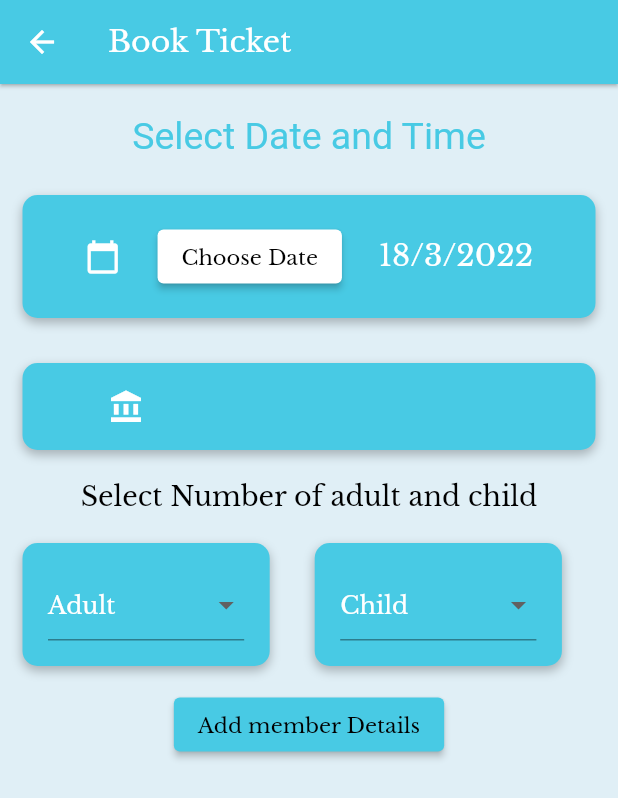
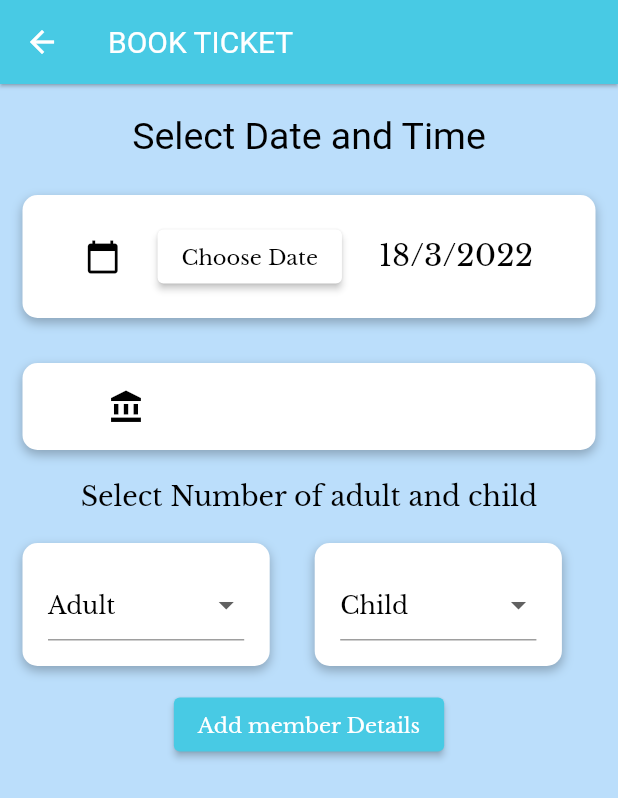
Before and after one commit to Aditi-Singh16/sih, a Flutter app: the BookTickets screen opened directly with empty values, after a tap on "Add member Details", on a phone screen of 412 x 824 dp. Shown: the top 798 px of the screen. Run offline on Flutter 3.47's test engine with Material 2 defaults, Android fonts, the light colour scheme and no system bars; our stand-ins replace carousel_pro_nullsafety, cloud_firestore, file_picker, firebase_auth, firebase_core, flutter_spinkit and 7 more; missing offline and left inert: cloudinary_public, qrscan, razorpay_flutter; accounts and stored records are empty; Roboto replaces fonts that are missing (salsa).

Commit message:
final push

```diff
--- a/lib/ui/user/book_ticket.dart
+++ b/lib/ui/user/book_ticket.dart
@@ -2,6 +2,7 @@ import 'package:flutter/material.dart';
 import 'package:cloud_firestore/cloud_firestore.dart';
 import 'package:intl/intl.dart';
 import 'package:razorpay_flutter/razorpay_flutter.dart';
+
 // import 'package:toast/toast.dart';
 
 class BookTickets extends StatefulWidget {
@@ -14,7 +15,8 @@ class BookTickets extends StatefulWidget {
       required this.city,
       required this.state,
       required this.mainPic,
-      required this.operatorID})
+      required this.operatorID,
+      required this.foreigner})
       : super(key: key);
 
   @override
@@ -27,16 +29,20 @@ class BookTickets extends StatefulWidget {
   final String state;
   final String mainPic;
   final String operatorID;
+  final int foreigner;
 }
 
 class _BookTicketsState extends State<BookTickets> {
   final FirebaseFirestore db = FirebaseFirestore.instance;
   var total = 0;
+  late String nationality;
   DateTime selectedDate = DateTime.now();
   TextEditingController _date = TextEditingController();
   TextEditingController _adult = TextEditingController();
   TextEditingController _child = TextEditingController();
   TextEditingController _amount = TextEditingController();
+  TextEditingController _nationality = TextEditingController();
+  TextEditingController _gender = TextEditingController();
 
   bool showaddmembers = false;
   String time = "";
@@ -52,6 +58,7 @@ class _BookTicketsState extends State<BookTickets> {
     DropdownMenuItem(child: Text("4 PM"), value: "4 PM"),
   ];
   List<DropdownMenuItem<String>> adultItems = [
+    DropdownMenuItem(child: Text("0"), value: "0"),
     DropdownMenuItem(child: Text("1"), value: "1"),
     DropdownMenuItem(child: Text("2"), value: "2"),
     DropdownMenuItem(child: Text("3"), value: "3"),
@@ -64,6 +71,7 @@ class _BookTicketsState extends State<BookTickets> {
     DropdownMenuItem(child: Text("10"), value: "10"),
   ];
   List<DropdownMenuItem<String>> childItems = [
+    DropdownMenuItem(child: Text("0"), value: "0"),
     DropdownMenuItem(child: Text("1"), value: "1"),
     DropdownMenuItem(child: Text("2"), value: "2"),
     DropdownMenuItem(child: Text("3"), value: "3"),
@@ -75,6 +83,14 @@ class _BookTicketsState extends State<BookTickets> {
     DropdownMenuItem(child: Text("9"), value: "9"),
     DropdownMenuItem(child: Text("10"), value: "10"),
   ];
+  List<DropdownMenuItem<String>> nationalityItems = [
+    DropdownMenuItem(child: Text("Indian"), value: "Indian"),
+    DropdownMenuItem(child: Text("Foreigner"), value: "Foreigner"),
+  ];
+  List<DropdownMenuItem<String>> genderItems = [
+    DropdownMenuItem(child: Text("Female"), value: "Female"),
+    DropdownMenuItem(child: Text("Male"), value: "Male"),
+  ];
   List<List<Map>> members = [
     [
       {"name": "", "age": "age", "nationality": "", "gender": ""}
@@ -84,12 +100,26 @@ class _BookTicketsState extends State<BookTickets> {
   @override
   void initState() {
     super.initState();
+    fetchinfo();
     _date.text =
         "${selectedDate.day}/${selectedDate.month}/${selectedDate.year}";
 
     razorpay.on(Razorpay.EVENT_PAYMENT_SUCCESS, handlerPaymentSuccess);
     razorpay.on(Razorpay.EVENT_PAYMENT_ERROR, handlerErrorFailure);
     razorpay.on(Razorpay.EVENT_EXTERNAL_WALLET, handlerExternalWallet);
+  }
+
+  void fetchinfo() async {
+    var collection = db.collection('users');
+    //var querySnapshot = await collection.get();
+    var docSnapshot = await collection.doc(widget.uid).get();
+    if (docSnapshot.exists) {
+      Map<String, dynamic> data = docSnapshot.data()!;
+
+      setState(() {
+        nationality = data['nationality'];
+      });
+    }
   }
 
   void handlerPaymentSuccess() {
@@ -117,8 +147,7 @@ class _BookTicketsState extends State<BookTickets> {
       "key": "rzp_test_Ienn2nz5hJfAS1",
       "amount": num.parse(_amount.text) * 100,
       "name": "Sample App",
-      "description": "Payment for the some random product",
-      "prefill": {"contact": "2323232323"},
+      "description": "Payment for the ticket",
       "external": {
         "wallets": ["paytm"]
       }
@@ -134,19 +163,19 @@ class _BookTicketsState extends State<BookTickets> {
   Widget build(BuildContext context) {
     return Scaffold(
         appBar: AppBar(
-          title: Text(
-              'Book Ticket',
+          title: RichText(
+            text: TextSpan(
+              text: 'BOOK TICKET',
               style: TextStyle(
                 color: Colors.white,
                 fontSize: 20.0,
                 letterSpacing: 0.0,
               ),
             ),
+          ),
           elevation: 1.0,
           leading: IconButton(
-            onPressed: () {
-              Navigator.of(context).pop();
-            },
+            onPressed: () {},
             icon: Icon(
               Icons.arrow_back,
               color: Colors.white,
@@ -156,6 +185,7 @@ class _BookTicketsState extends State<BookTickets> {
         body: Container(
             height: MediaQuery.of(context).size.height * 1,
             width: MediaQuery.of(context).size.width * 1,
+            color: Colors.blue[100],
             child: SingleChildScrollView(
               physics: ScrollPhysics(),
               child: Column(
@@ -165,9 +195,9 @@ class _BookTicketsState extends State<BookTickets> {
                     child: Text(
                       'Select Date and Time',
                       style: TextStyle(
+                        color: Colors.black,
                         fontFamily: 'salsa',
                         fontSize: 25.0,
-                        color: Color(0xff48CAE4)
                       ),
                     ),
                   ),
@@ -176,7 +206,7 @@ class _BookTicketsState extends State<BookTickets> {
                     padding: EdgeInsets.all(17.0),
                     decoration: BoxDecoration(
                       borderRadius: BorderRadius.circular(10.0),
-                      color: Color(0xff48CAE4),
+                      color: Colors.white,
                       boxShadow: [
                         BoxShadow(
                           color: Colors.black26,
@@ -192,7 +222,7 @@ class _BookTicketsState extends State<BookTickets> {
                     child: Row(
                       mainAxisAlignment: MainAxisAlignment.spaceEvenly,
                       children: <Widget>[
-                        Icon(Icons.calendar_today, color: Colors.white),
+                        Icon(Icons.calendar_today, color: Colors.black),
                         ElevatedButton(
                           style:
                               ElevatedButton.styleFrom(primary: Colors.white),
@@ -204,7 +234,7 @@ class _BookTicketsState extends State<BookTickets> {
                             style: TextStyle(color: Colors.black),
                           ),
                         ),
-                        Text(_date.text, style: TextStyle(color: Colors.white)),
+                        Text(_date.text, style: TextStyle(color: Colors.black)),
                       ],
                     ),
                   ),
@@ -213,7 +243,7 @@ class _BookTicketsState extends State<BookTickets> {
                     padding: EdgeInsets.all(17.0),
                     decoration: BoxDecoration(
                       borderRadius: BorderRadius.circular(10.0),
-                      color: Color(0xff48CAE4),
+                      color: Colors.white,
                       boxShadow: [
                         BoxShadow(
                           color: Colors.black26,
@@ -229,11 +259,11 @@ class _BookTicketsState extends State<BookTickets> {
                     child: Row(
                       children: <Widget>[
                         SizedBox(width: 40.0),
-                        Icon(Icons.account_balance, color: Colors.white),
+                        Icon(Icons.account_balance, color: Colors.black),
                         SizedBox(width: 25.0),
                         Text(widget.monumentName,
                             style:
-                                TextStyle(color: Colors.white, fontSize: 15.0)),
+                                TextStyle(color: Colors.black, fontSize: 15.0)),
                       ],
                     ),
                   ),
@@ -255,7 +285,7 @@ class _BookTicketsState extends State<BookTickets> {
                         width: MediaQuery.of(context).size.width * 0.4,
                         decoration: BoxDecoration(
                           borderRadius: BorderRadius.circular(10.0),
-                          color: Color(0xff48CAE4),
+                          color: Colors.white,
                           boxShadow: [
                             BoxShadow(
                               color: Colors.black26,
@@ -279,7 +309,7 @@ class _BookTicketsState extends State<BookTickets> {
                             validator: (String? newValue) =>
                                 newValue == null ? 'Adult' : null,
                             hint: Text('Adult',
-                                style: TextStyle(color: Colors.white)),
+                                style: TextStyle(color: Colors.black)),
                             // value: _division.text,
                             items: adultItems),
                       ),
@@ -289,7 +319,7 @@ class _BookTicketsState extends State<BookTickets> {
                         width: MediaQuery.of(context).size.width * 0.4,
                         decoration: BoxDecoration(
                           borderRadius: BorderRadius.circular(10.0),
-                          color: Color(0xff48CAE4),
+                          color: Colors.white,
                           boxShadow: [
                             BoxShadow(
                               color: Colors.black26,
@@ -313,7 +343,7 @@ class _BookTicketsState extends State<BookTickets> {
                             validator: (String? newValue) =>
                                 newValue == null ? 'Child' : null,
                             hint: Text('Child',
-                                style: TextStyle(color: Colors.white)),
+                                style: TextStyle(color: Colors.black)),
                             // value: _division.text,
                             items: childItems),
                       ),
@@ -324,11 +354,20 @@ class _BookTicketsState extends State<BookTickets> {
                     onPressed: () {
                       setState(() {
                         showaddmembers = true;
+                        var totakdisplayamount;
                         total = int.parse(_adult.text) + int.parse(_child.text);
-                        var totakdisplayamount =
-                            int.parse(_adult.text) * widget.amountperadult +
-                                int.parse(_child.text) * widget.amountperchild;
-                        _amount.text = totakdisplayamount.toString();
+                        print(nationality);
+                        var resullt = nationality.compareTo("Indian");
+                        if (resullt == 0) {
+                          totakdisplayamount = int.parse(_adult.text) *
+                                  widget.amountperadult +
+                              int.parse(_child.text) * widget.amountperchild;
+                          _amount.text = totakdisplayamount.toString();
+                        } else {
+                          totakdisplayamount = total * widget.foreigner;
+                          _amount.text = totakdisplayamount.toString();
+                        }
+
                         for (int i = 1; i <= total; i++) {
                           itemsL.add(ItemLists(
                               id: i,
@@ -341,7 +380,7 @@ class _BookTicketsState extends State<BookTickets> {
                     },
                     child: Text(
                       "Add member Details",
-                      style: TextStyle(color: Colors.black),
+                      style: TextStyle(color: Colors.white),
                     ),
                   ),
                   showaddmembers
@@ -382,7 +421,7 @@ class _BookTicketsState extends State<BookTickets> {
                                             decoration: BoxDecoration(
                                               borderRadius:
                                                   BorderRadius.circular(10.0),
-                                              color: Colors.blueGrey[900],
+                                              color: Colors.white,
                                               boxShadow: [
                                                 BoxShadow(
                                                   color: Colors.black26,
@@ -423,7 +462,7 @@ class _BookTicketsState extends State<BookTickets> {
                                                             borderSide:
                                                                 BorderSide(
                                                                     color: Colors
-                                                                        .white),
+                                                                        .black),
                                                           ),
                                                           focusedBorder:
                                                               OutlineInputBorder(
@@ -431,12 +470,12 @@ class _BookTicketsState extends State<BookTickets> {
                                                                 BorderSide(
                                                                     width: 1,
                                                                     color: Colors
-                                                                        .white),
+                                                                        .black),
                                                           ),
                                                           labelText: 'Name',
                                                           labelStyle: TextStyle(
                                                               color:
-                                                                  Colors.white),
+                                                                  Colors.black),
                                                         ),
                                                       ),
                                                     ),
@@ -461,7 +500,7 @@ class _BookTicketsState extends State<BookTickets> {
                                                             borderSide:
                                                                 BorderSide(
                                                                     color: Colors
-                                                                        .white),
+                                                                        .black),
                                                           ),
                                                           focusedBorder:
                                                               OutlineInputBorder(
@@ -469,12 +508,12 @@ class _BookTicketsState extends State<BookTickets> {
                                                                 BorderSide(
                                                                     width: 1,
                                                                     color: Colors
-                                                                        .white),
+                                                                        .black),
                                                           ),
                                                           labelText: 'Age',
                                                           labelStyle: TextStyle(
                                                               color:
-                                                                  Colors.white),
+                                                                  Colors.black),
                                                         ),
                                                       ),
                                                     ),
@@ -507,7 +546,7 @@ class _BookTicketsState extends State<BookTickets> {
                                                             borderSide:
                                                                 BorderSide(
                                                                     color: Colors
-                                                                        .white),
+                                                                        .black),
                                                           ),
                                                           focusedBorder:
                                                               OutlineInputBorder(
@@ -515,13 +554,13 @@ class _BookTicketsState extends State<BookTickets> {
                                                                 BorderSide(
                                                                     width: 1,
                                                                     color: Colors
-                                                                        .white),
+                                                                        .black),
                                                           ),
                                                           labelText:
                                                               'Nationality',
                                                           labelStyle: TextStyle(
                                                               color:
-                                                                  Colors.white),
+                                                                  Colors.black),
                                                         ),
                                                       ),
                                                     ),
@@ -547,7 +586,7 @@ class _BookTicketsState extends State<BookTickets> {
                                                             borderSide:
                                                                 BorderSide(
                                                                     color: Colors
-                                                                        .white),
+                                                                        .black),
                                                           ),
                                                           focusedBorder:
                                                               OutlineInputBorder(
@@ -555,12 +594,12 @@ class _BookTicketsState extends State<BookTickets> {
                                                                 BorderSide(
                                                                     width: 1,
                                                                     color: Colors
-                                                                        .white),
+                                                                        .black),
                                                           ),
                                                           labelText: 'Gender',
                                                           labelStyle: TextStyle(
                                                               color:
-                                                                  Colors.white),
+                                                                  Colors.black),
                                                         ),
                                                       ),
                                                     ),
@@ -653,23 +692,10 @@ class _BookTicketsState extends State<BookTickets> {
                           },
                           child: Text(
                             "Book Ticket",
-                            style: TextStyle(color: Colors.black),
+                            style: TextStyle(color: Colors.white),
                           ),
                         )
                       : Visibility(visible: false, child: Text("Book Ticket")),
-                  showaddmembers
-                      ? ElevatedButton(
-                          style:
-                              ElevatedButton.styleFrom(primary: Colors.white),
-                          onPressed: () async {
-                            await openCheckout();
-                          },
-                          child: Text(
-                            "Pay",
-                            style: TextStyle(color: Colors.black),
-                          ),
-                        )
-                      : Visibility(visible: false, child: Text("Pay")),
                 ],
               ),
             )));
--- a/lib/ui/user/details_page.dart
+++ b/lib/ui/user/details_page.dart
@@ -157,6 +157,7 @@ class _DetailsPageState extends State<DetailsPage> {
                           context,
                           MaterialPageRoute(
                               builder: (context) =>BookTickets(
+                                foreigner: widget.detail['foreigner'],
                                 monumentName: widget.detail['monumentName'],
                                 uid: id,
                                 amountperadult: widget.detail['indian']['adult'],
```
